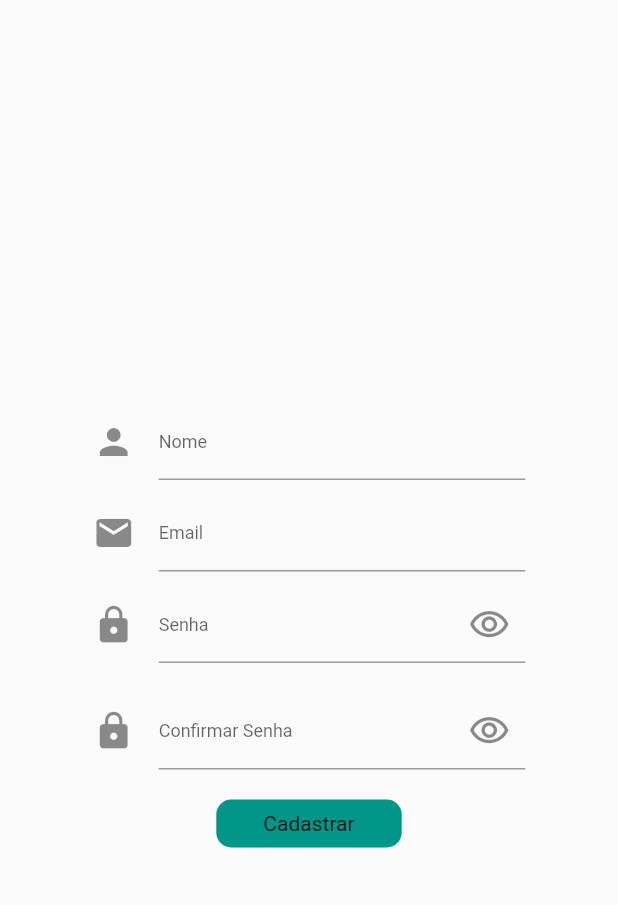
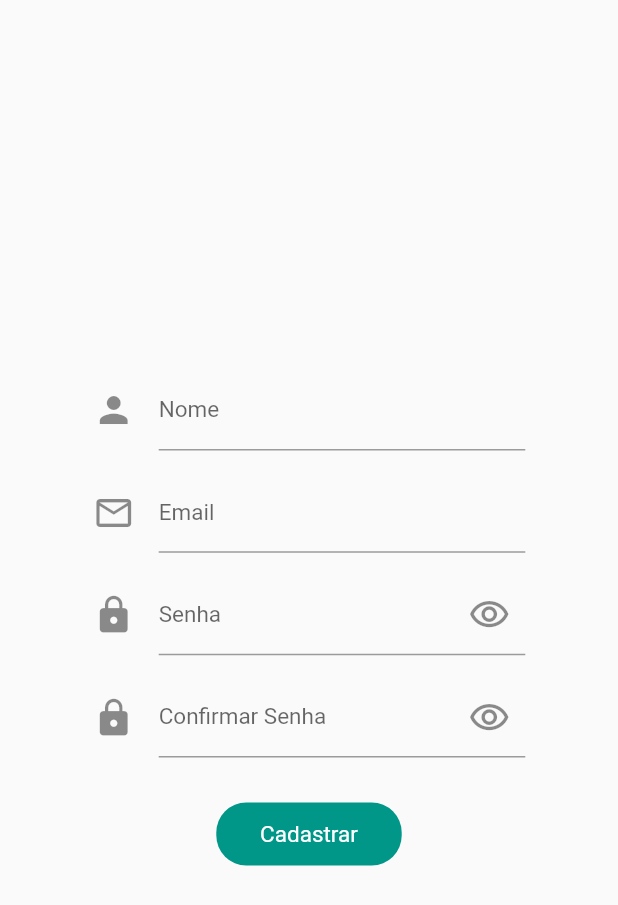
Before and after one commit to M-antunes/groceries_list, a Flutter app: the GoogleLoginPage screen opened directly, after a tap on "Email", on a phone screen of 412 x 824 dp. Shown: the top 905 px of the screen. Run offline on Flutter 3.47's test engine with Material 2 defaults, Android fonts, the phone set to English and light mode, and no system bars.

Commit message:
creating the necessary folders

```diff
--- a/lib/modules/app/app.dart
+++ b/lib/modules/app/app.dart
@@ -1,17 +1,29 @@
 import 'package:flutter/material.dart';
+import 'package:groceries_list/modules/home/screens/home.dart';
 import 'package:groceries_list/modules/splash/splash_page.dart';
+import 'package:groceries_list/shared/core/route_generator.dart';
 
-class App extends StatelessWidget {
+class App extends StatefulWidget {
   const App({Key? key}) : super(key: key);
+
+  @override
+  State<App> createState() => _AppState();
+}
+
+class _AppState extends State<App> {
+  final GlobalKey<NavigatorState> _navigatorKey = GlobalKey();
 
   @override
   Widget build(BuildContext context) {
     return MaterialApp(
       title: 'Flutter Demo',
+      debugShowCheckedModeBanner: false,
       theme: ThemeData(
-        primarySwatch: Colors.blue,
+        primarySwatch: Colors.teal,
       ),
-      home: const SplashPage(),
+      onGenerateRoute: RouteGenerator.onGenerateRoute,
+      navigatorKey: _navigatorKey,
+      home: const HomePage(),
     );
   }
 }
--- a/lib/modules/login/screens/email_login.dart
+++ b/lib/modules/login/screens/email_login.dart
@@ -1,4 +1,5 @@
 import 'package:flutter/material.dart';
+import 'package:groceries_list/shared/components/general_text_form.dart';
 import 'package:groceries_list/shared/components/theme_button.dart';
 
 class EmailLogin extends StatefulWidget {
@@ -10,42 +11,68 @@ class EmailLogin extends StatefulWidget {
 
 class _EmailLoginState extends State<EmailLogin> {
   bool isPasswordVisible = false;
+  final _formKey = GlobalKey<FormState>();
+  final Map<String, String> _authData = {
+    'name': '',
+    'email': '',
+    'password': '',
+  };
+  final TextEditingController passwordController = TextEditingController();
+
+  void _submit() {
+    final isValid = _formKey.currentState?.validate() ?? false;
+    if (!isValid) {
+      return;
+    }
+  }
 
   @override
   Widget build(BuildContext context) {
     return Scaffold(
-      body: Column(
+      body: Form(
+        key: _formKey,
+        child: Column(
           mainAxisAlignment: MainAxisAlignment.center,
           children: [
-          const SizedBox(height: 10),
-          biuldTextForm(
-            context,
-            'Nome',
-            Icons.person,
-            TextInputType.name,
-            const SizedBox(
-              width: 1,
+            GeneralTextForm(
+              text: 'Nome',
+              icon: Icons.person,
+              inputText: TextInputType.name,
+              hidePassword: false,
+              sufIcon: const SizedBox(width: 1),
+              onSaved: (name) => _authData['name'] = name ?? '',
+              validator: (_name) {
+                final name = _name ?? '';
+                if (name.length < 3) {
+                  return 'Nome muito curto. Mínimo de 3 digitos.';
+                }
+                return null;
+              },
             ),
-            false,
+            const SizedBox(height: 15),
+            GeneralTextForm(
+              text: 'Email',
+              icon: Icons.email_outlined,
+              inputText: TextInputType.emailAddress,
+              hidePassword: false,
+              sufIcon: const SizedBox(width: 1),
+              onSaved: (email) => _authData['email'] = email ?? '',
+              validator: (_email) {
+                final email = _email ?? '';
+                if (email.trim().isEmpty || !email.contains('@')) {
+                  return 'Por favor informe um email válido.';
+                }
+                return null;
+              },
             ),
-          const SizedBox(height: 10),
-          biuldTextForm(
-            context,
-            'Email',
-            Icons.email,
-            TextInputType.emailAddress,
-            const SizedBox(
-              width: 1,
-            ),
-            false,
-          ),
-          const SizedBox(height: 10),
-          biuldTextForm(
-            context,
-            'Senha ',
-            Icons.lock,
-            TextInputType.visiblePassword,
-            InkWell(
+            const SizedBox(height: 15),
+            GeneralTextForm(
+              text: 'Senha',
+              icon: Icons.lock,
+              inputText: TextInputType.visiblePassword,
+              hidePassword: true,
+              textController: passwordController,
+              sufIcon: InkWell(
                 child: isPasswordVisible
                     ? const Icon(Icons.visibility_off_outlined, size: 28)
                     : const Icon(Icons.visibility_outlined, size: 28),
@@ -55,15 +82,22 @@ class _EmailLoginState extends State<EmailLogin> {
                   });
                 },
               ),
-            isPasswordVisible ? false : true,
+              onSaved: (password) => _authData['password'] = password ?? '',
+              validator: (_password) {
+                final password = _password ?? '';
+                if (password.trim().isEmpty || password.length < 6) {
+                  return 'Senha muito curta. Mínimo de 6 digitos.';
+                }
+                return null;
+              },
             ),
-          const SizedBox(height: 20),
-          biuldTextForm(
-            context,
-            'Confirmar Senha',
-            Icons.lock,
-            TextInputType.visiblePassword,
-            InkWell(
+            const SizedBox(height: 15),
+            GeneralTextForm(
+              text: 'Confirmar Senha',
+              icon: Icons.lock,
+              inputText: TextInputType.visiblePassword,
+              hidePassword: true,
+              sufIcon: InkWell(
                 child: isPasswordVisible
                     ? const Icon(Icons.visibility_off_outlined, size: 28)
                     : const Icon(Icons.visibility_outlined, size: 28),
@@ -73,39 +107,22 @@ class _EmailLoginState extends State<EmailLogin> {
                   });
                 },
               ),
-            isPasswordVisible ? false : true,
+              validator: (_password) {
+                final password = _password ?? '';
+                if (password != passwordController.text) {
+                  return 'Senhas informadas são diferentes';
+                }
+                return null;
+              },
             ),
-          const SizedBox(height: 20),
-          const ThemeButton(
+            const SizedBox(height: 30),
+            ThemeButton(
               buttonName: 'Cadastrar',
+              textColor: Colors.white,
               buttonWidth: 0.3,
+              onTap: _submit,
             ),
           ],
-      ),
-    );
-  }
-
-  Align biuldTextForm(BuildContext context, String text, IconData icon,
-      TextInputType inputText, Widget sufIcon, bool hidePassword) {
-    return Align(
-      alignment: Alignment.center,
-      child: SizedBox(
-        width: MediaQuery.of(context).size.width * 0.7,
-        child: TextFormField(
-          obscureText: hidePassword,
-          cursorHeight: 28,
-          keyboardType: inputText,
-          decoration: InputDecoration(
-            focusedBorder: OutlineInputBorder(
-              borderRadius: BorderRadius.circular(20),
-              borderSide: BorderSide(color: Colors.green[400]!),
-            ),
-            labelText: text,
-            labelStyle: const TextStyle(fontSize: 12),
-            icon: Icon(icon, size: 28),
-            suffixIcon: sufIcon,
-          ),
-          style: const TextStyle(fontSize: 12),
         ),
       ),
     );
--- a/lib/modules/login/screens/google_login.dart
+++ b/lib/modules/login/screens/google_login.dart
@@ -1,7 +1,6 @@
 import 'package:flutter/material.dart';
 import 'package:groceries_list/modules/login/components/google_button.dart';
-
-import 'email_login.dart';
+import 'package:groceries_list/shared/constants/app_routes.dart';
 
 class GoogleLoginPage extends StatefulWidget {
   const GoogleLoginPage({Key? key}) : super(key: key);
@@ -38,18 +37,18 @@ class _GoogleLoginPageState extends State<GoogleLoginPage> {
                 child: Container(
                     width: MediaQuery.of(context).size.width * 0.25,
                     height: 1,
-                    color: Colors.grey[500]),
+                    color: Colors.grey[600]),
               ),
-              const Text(
+              Text(
                 'OU',
-                style: TextStyle(fontSize: 18),
+                style: TextStyle(fontSize: 18, color: Colors.grey[600]),
               ),
               Padding(
                 padding: const EdgeInsets.symmetric(horizontal: 25),
                 child: Container(
                     width: MediaQuery.of(context).size.width * 0.25,
                     height: 1,
-                    color: Colors.grey[500]),
+                    color: Colors.grey[600]),
               ),
             ],
           ),
@@ -71,10 +70,7 @@ class _GoogleLoginPageState extends State<GoogleLoginPage> {
               ),
             ),
             onTap: () {
-              Navigator.push(
-                context,
-                MaterialPageRoute(builder: (context) => const EmailLogin()),
-              );
+              Navigator.pushNamed(context, AppRoutes.emailLogin);
             },
           ),
         ]),
--- /dev/null
+++ b/lib/shared/components/general_text_form.dart
@@ -0,0 +1,57 @@
+import 'package:flutter/material.dart';
+
+class GeneralTextForm extends StatefulWidget {
+  final String text;
+  final IconData icon;
+  final TextInputType inputText;
+  final Widget sufIcon;
+  final bool hidePassword;
+  final Function(String?)? onSaved;
+  final TextEditingController? textController;
+  final String? Function(String?) validator;
+  const GeneralTextForm({
+    Key? key,
+    required this.text,
+    required this.icon,
+    required this.inputText,
+    required this.sufIcon,
+    required this.hidePassword,
+    this.onSaved,
+    this.textController,
+    required this.validator,
+  }) : super(key: key);
+
+  @override
+  State<GeneralTextForm> createState() => _GeneralTextFormState();
+}
+
+class _GeneralTextFormState extends State<GeneralTextForm> {
+  @override
+  Widget build(BuildContext context) {
+    return Align(
+      alignment: Alignment.center,
+      child: SizedBox(
+        width: MediaQuery.of(context).size.width * 0.7,
+        child: TextFormField(
+          obscureText: widget.hidePassword,
+          cursorHeight: 28,
+          keyboardType: widget.inputText,
+          controller: widget.textController,
+          decoration: InputDecoration(
+            focusedBorder: OutlineInputBorder(
+              borderRadius: BorderRadius.circular(20),
+              borderSide: BorderSide(color: Colors.green[400]!),
+            ),
+            labelText: widget.text,
+            labelStyle: const TextStyle(fontSize: 15),
+            icon: Icon(widget.icon, size: 28),
+            suffixIcon: widget.sufIcon,
+          ),
+          style: const TextStyle(fontSize: 12),
+          onSaved: widget.onSaved,
+          validator: widget.validator,
+        ),
+      ),
+    );
+  }
+}
--- a/lib/shared/components/theme_button.dart
+++ b/lib/shared/components/theme_button.dart
@@ -3,22 +3,39 @@ import 'package:flutter/material.dart';
 class ThemeButton extends StatelessWidget {
   final double buttonWidth;
   final String buttonName;
+  final VoidCallback onTap;
+  final Color? color;
+  final Color? textColor;
   const ThemeButton({
     Key? key,
     required this.buttonWidth,
     required this.buttonName,
+    required this.onTap,
+    this.color,
+    this.textColor,
   }) : super(key: key);
 
   @override
   Widget build(BuildContext context) {
-    return Container(
-      width: MediaQuery.of(context).size.width * buttonWidth,
-      decoration: BoxDecoration(
-          color: Colors.teal, borderRadius: BorderRadius.circular(10)),
-      child: Padding(
-        padding: const EdgeInsets.symmetric(horizontal: 20, vertical: 8),
-        child: Center(child: Text(buttonName)),
+    return InkWell(
+      child: Container(
+        width: MediaQuery.of(context).size.width * buttonWidth,
+        decoration: BoxDecoration(
+            color: color ?? Colors.teal,
+            borderRadius: BorderRadius.circular(20)),
+        child: Padding(
+          padding: const EdgeInsets.symmetric(horizontal: 25, vertical: 12),
+          child: Center(
+              child: Text(
+            buttonName,
+            style: TextStyle(
+              color: textColor ?? Colors.black,
+              fontSize: 15,
+            ),
+          )),
+        ),
       ),
+      onTap: onTap,
     );
   }
 }
--- /dev/null
+++ b/lib/shared/constants/app_routes.dart
@@ -0,0 +1,5 @@
+class AppRoutes {
+  static const home = '/';
+  static const googleLogin = '/google-login';
+  static const emailLogin = '/email-login';
+}
--- /dev/null
+++ b/lib/shared/core/route_generator.dart
@@ -0,0 +1,23 @@
+import 'package:flutter/material.dart';
+import 'package:groceries_list/modules/your_lists/screens/your_lists.dart';
+import 'package:groceries_list/modules/login/screens/email_login.dart';
+import 'package:groceries_list/shared/constants/app_routes.dart';
+
+abstract class RouteGenerator {
+  static Route<dynamic> onGenerateRoute(RouteSettings routeSettings) {
+    switch (routeSettings.name) {
+      case AppRoutes.home:
+        return MaterialPageRoute(
+          builder: (_) => const YourLists(),
+          settings: routeSettings,
+        );
+      case AppRoutes.emailLogin:
+        return MaterialPageRoute(
+          builder: (_) => const EmailLogin(),
+          settings: routeSettings,
+        );
+      default:
+        throw Exception();
+    }
+  }
+}
```
Also changed, not shown: lib/modules/home/screens/home.dart (+66 -0 lines), lib/modules/page_2/page_2.dart (added, +10 -0 lines), lib/modules/page_3/page_3.dart (added, +10 -0 lines), lib/modules/your_lists/screens/your_lists.dart (added, +33 -0 lines), lib/shared/components/percentage.dart (added, +43 -0 lines), lib/shared/components/percentage_bar.dart (added, +41 -0 lines), lib/shared/models/item.dart (added, +194 -0 lines), lib/shared/models/purchase_list.dart (added, +25 -0 lines). Lines whose indentation alone changed are shown as unchanged.
